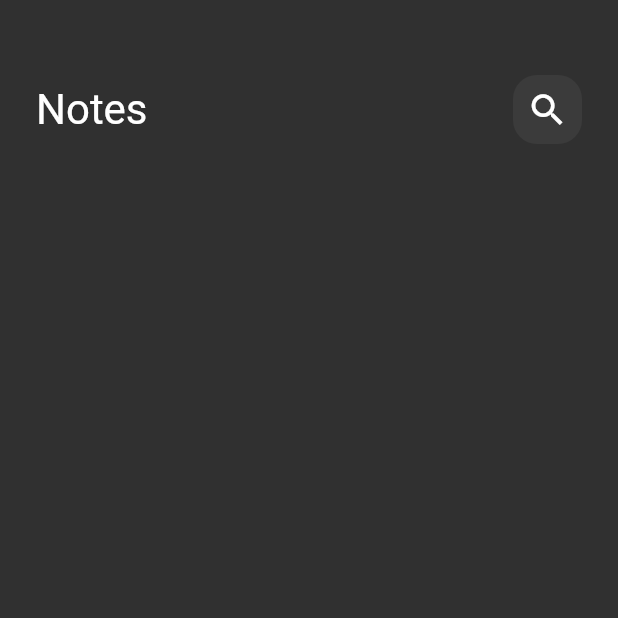
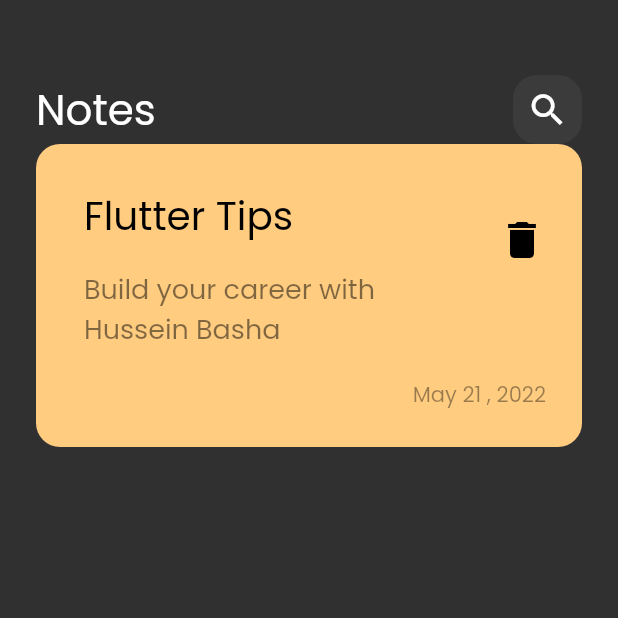
Before and after one commit to Hussein-basha/Notes_App, a Flutter app: the screen it shows after launch, on a phone screen of 412 x 824 dp, the top half of it. Run offline on Flutter 3.47's test engine with Material 2 defaults, Android fonts, the phone set to English and light mode, and no system bars.

Commit message:
create custom note item

```diff
--- a/lib/main.dart
+++ b/lib/main.dart
@@ -11,7 +11,7 @@ void main() {
    Widget build(BuildContext context) {
      return MaterialApp(
        debugShowCheckedModeBanner: false,
-       theme: ThemeData(brightness: Brightness.dark),
+       theme: ThemeData(brightness: Brightness.dark,fontFamily: 'Poppins'),
        home: const NotesView(),
      );
    }
--- /dev/null
+++ b/lib/views/widgets/custom_note_item.dart
@@ -0,0 +1,63 @@
+import 'package:flutter/material.dart';
+
+class NoteItem extends StatelessWidget {
+  const NoteItem({Key? key}) : super(key: key);
+
+  @override
+  Widget build(BuildContext context) {
+    return Container(
+      padding: const EdgeInsets.only(top: 24,bottom: 24,left: 16),
+      decoration: BoxDecoration(
+        color: const Color(0xffFFCC80),
+        borderRadius: BorderRadius.circular(
+          16,
+        ),
+      ),
+      child: Column(
+        crossAxisAlignment: CrossAxisAlignment.end,
+        children: [
+          ListTile(
+            title: const Text(
+              'Flutter Tips',
+              style: TextStyle(
+                color: Colors.black,
+                fontSize: 26,
+              ),
+            ),
+            subtitle: Padding(
+              padding: const EdgeInsets.only(top: 16,bottom: 16,),
+              child: Text(
+                'Build your career with Hussein Basha',
+                style: TextStyle(
+                  color: Colors.black.withOpacity(
+                    0.5,
+                  ),
+                  fontSize: 18,
+                ),
+              ),
+            ),
+            trailing: IconButton(
+                onPressed: () {},
+                icon: const Icon(
+                  Icons.delete,
+                  size: 32,
+                  color: Colors.black,
+                )),
+          ),
+          Padding(
+            padding: const EdgeInsets.only(right: 24,),
+            child: Text(
+              'May 21 , 2022',
+              style: TextStyle(
+                color: Colors.black.withOpacity(
+                  0.4,
+                ),
+                fontSize: 14,
+              ),
+            ),
+          ),
+        ],
+      ),
+    );
+  }
+}
--- a/lib/views/widgets/notes_view_body.dart
+++ b/lib/views/widgets/notes_view_body.dart
@@ -1,6 +1,7 @@
 import 'package:flutter/material.dart';
 
 import 'custom_app_bar.dart';
+import 'custom_note_item.dart';
 
 class NotesViewBody extends StatelessWidget {
   const NotesViewBody({Key? key}) : super(key: key);
@@ -8,11 +9,16 @@ class NotesViewBody extends StatelessWidget {
   @override
   Widget build(BuildContext context) {
     return Padding(
-      padding: const EdgeInsets.symmetric(horizontal: 24,),
+      padding: const EdgeInsets.symmetric(
+        horizontal: 24,
+      ),
       child: Column(
         children: const [
-          SizedBox(height: 50,),
+          SizedBox(
+            height: 50,
+          ),
           CustomAppBar(),
+          NoteItem(),
         ],
       ),
     );
```
Also changed, not shown: pubspec.yaml (+5 -6 lines), assets/fonts/Poppins-Regular.ttf (added).
